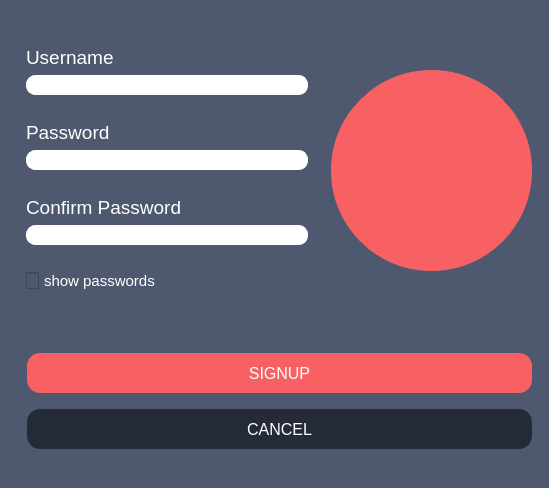
The window that src/client/gui/ui/registration.ui (aleoli/Shared-Editor) describes before a commit, drawn with Qt 5.
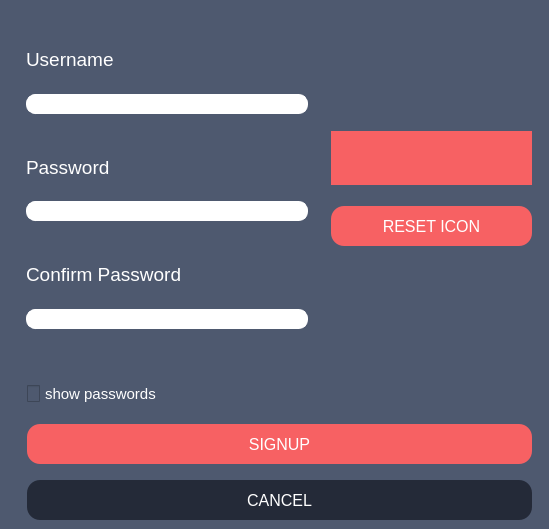
The same window after the commit. Icons and pictures are not drawn.

Commit message: dialog_confirm, tasto resetIcon

Patch:
```diff
--- a/src/client/gui/ui/registration.ui
+++ b/src/client/gui/ui/registration.ui
@@ -7,7 +7,7 @@
     <x>0</x>
     <y>0</y>
     <width>549</width>
-    <height>488</height>
+    <height>529</height>
    </rect>
   </property>
   <property name="windowTitle">
@@ -27,12 +27,248 @@
     <string notr="true">background : #4e596f;</string>
    </property>
    <layout class="QGridLayout" name="gridLayout">
-    <item row="0" column="0">
+    <item row="17" column="2" colspan="2">
+     <layout class="QVBoxLayout" name="buttons">
+      <property name="leftMargin">
+       <number>10</number>
+      </property>
+      <item>
+       <widget class="QPushButton" name="btn_signup">
+        <property name="sizePolicy">
+         <sizepolicy hsizetype="Minimum" vsizetype="Fixed">
+          <horstretch>0</horstretch>
+          <verstretch>0</verstretch>
+         </sizepolicy>
+        </property>
+        <property name="cursor">
+         <cursorShape>PointingHandCursor</cursorShape>
+        </property>
+        <property name="toolTip">
+         <string/>
+        </property>
+        <property name="styleSheet">
+         <string notr="true">QPushButton {
+	background: #f76163;
+    border-width: 1px;
+    border-radius: 13px;
+    border-color: #f76163;
+    font: 12pt;
+    color: white;
+    padding: 10px;
+	margin-left: 0px;
+	margin-right: 0px;
+	margin-top: 15px;
+	margin-bottom: 10px;
+	min-height: 20px;
+}
+
+QPushButton:hover {
+background: qradialgradient(cx:0.3, cy:0.5, radius: 5.5,
+              fx:0.5, fy:0.5, stop:0 #f65964, stop:1 white);
+}
+
+QPushButton:pressed {
+background: qradialgradient(cx:0.7, cy:0.5, radius: 5.5,
+              fx:0.5, fy:0.5, stop:0 #f65964, stop:1 black);
+}
+
+QPushButton:focus {
+   border: none;
+   outline: none;
+}</string>
+        </property>
+        <property name="text">
+         <string>SIGNUP</string>
+        </property>
+       </widget>
+      </item>
+      <item>
+       <widget class="QPushButton" name="btn_cancel">
+        <property name="sizePolicy">
+         <sizepolicy hsizetype="Minimum" vsizetype="Fixed">
+          <horstretch>0</horstretch>
+          <verstretch>0</verstretch>
+         </sizepolicy>
+        </property>
+        <property name="cursor">
+         <cursorShape>PointingHandCursor</cursorShape>
+        </property>
+        <property name="toolTip">
+         <string/>
+        </property>
+        <property name="styleSheet">
+         <string notr="true">QPushButton {
+    background: #242A38;
+    border-width: 1px;
+    border-radius: 13px;
+    border-color: #242A38;
+    font: 12pt;
+	color: white;
+    padding: 10px;
+	margin-left: 0px;
+	margin-right: 0px;
+	margin-top: 0px;
+	min-height: 20px;
+}
+
+QPushButton:hover {
+background: qradialgradient(cx:0.3, cy:0.5, radius: 5.5,
+              fx:0.5, fy:0.5, stop:0 #242A38, stop:1 white);
+}
+
+QPushButton:pressed {
+border-style: inset;
+background: qradialgradient(cx:0.7, cy:0.5, radius: 5.5,
+              fx:0.5, fy:0.5, stop:0 #242A38, stop:1 #000);
+}
+
+QPushButton:focus {
+   border: none;
+   outline: none;
+}</string>
+        </property>
+        <property name="text">
+         <string>CANCEL</string>
+        </property>
+       </widget>
+      </item>
+     </layout>
+    </item>
+    <item row="5" column="3">
+     <widget class="QPushButton" name="btn_changeProfile">
+      <property name="enabled">
+       <bool>true</bool>
+      </property>
+      <property name="minimumSize">
+       <size>
+        <width>0</width>
+        <height>0</height>
+       </size>
+      </property>
+      <property name="maximumSize">
+       <size>
+        <width>201</width>
+        <height>201</height>
+       </size>
+      </property>
+      <property name="sizeIncrement">
+       <size>
+        <width>0</width>
+        <height>0</height>
+       </size>
+      </property>
+      <property name="baseSize">
+       <size>
+        <width>0</width>
+        <height>0</height>
+       </size>
+      </property>
+      <property name="cursor">
+       <cursorShape>PointingHandCursor</cursorShape>
+      </property>
+      <property name="toolTip">
+       <string>edit profile icon</string>
+      </property>
+      <property name="autoFillBackground">
+       <bool>false</bool>
+      </property>
+      <property name="styleSheet">
+       <string notr="true">QPushButton{
+background-color: #f76163;
+border: 1px solid #f76163;
+border-radius: 100px;
+}
+
+QPushButton:hover{
+padding: -1px 1px 1px -1px;
+}
+
+QPushButton:pressed{
+padding: 1px -1px -1px 1px;
+}
+
+QToolTip{
+	background: none;
+	margin-left: 0px;
+	margin-right: 0px;
+}
+
+QPushButton:focus {
+   border: none;
+   outline: none;
+}</string>
+      </property>
+      <property name="text">
+       <string/>
+      </property>
+      <property name="icon">
+       <iconset resource="resources/res.qrc">
+        <normaloff>:/res/profile-pics/default.png</normaloff>:/res/profile-pics/default.png</iconset>
+      </property>
+      <property name="iconSize">
+       <size>
+        <width>200</width>
+        <height>200</height>
+       </size>
+      </property>
+      <property name="autoDefault">
+       <bool>false</bool>
+      </property>
+      <property name="default">
+       <bool>false</bool>
+      </property>
+      <property name="flat">
+       <bool>false</bool>
+      </property>
+     </widget>
+    </item>
+    <item row="6" column="3">
+     <widget class="QPushButton" name="btn_reset">
+      <property name="cursor">
+       <cursorShape>PointingHandCursor</cursorShape>
+      </property>
+      <property name="styleSheet">
+       <string notr="true">QPushButton {
+	background: #f76163;
+    border-width: 1px;
+    border-radius: 13px;
+    border-color: #f76163;
+    font: 12pt;
+    color: white;
+    padding: 10px;
+	margin-left: 0px;
+	margin-right: 0px;
+	margin-top: 15px;
+	margin-bottom: 10px;
+	min-height: 20px;
+}
+
+QPushButton:hover {
+background: qradialgradient(cx:0.3, cy:0.5, radius: 5.5,
+              fx:0.5, fy:0.5, stop:0 #f65964, stop:1 white);
+}
+
+QPushButton:pressed {
+background: qradialgradient(cx:0.7, cy:0.5, radius: 5.5,
+              fx:0.5, fy:0.5, stop:0 #f65964, stop:1 black);
+}
+
+QPushButton:focus {
+   border: none;
+   outline: none;
+}</string>
+      </property>
+      <property name="text">
+       <string>RESET ICON</string>
+      </property>
+     </widget>
+    </item>
+    <item row="3" column="2" rowspan="6">
      <widget class="QFrame" name="frame">
       <property name="maximumSize">
        <size>
         <width>300</width>
-        <height>16777215</height>
+        <height>340</height>
        </size>
       </property>
       <property name="styleSheet">
@@ -159,21 +395,24 @@
          </item>
         </layout>
        </item>
-       <item>
-        <widget class="QCheckBox" name="checkBox_showPwds">
-         <property name="cursor">
-          <cursorShape>PointingHandCursor</cursorShape>
-         </property>
-         <property name="toolTip">
-          <string/>
-         </property>
-         <property name="styleSheet">
-          <string notr="true">QCheckBox {
+      </layout>
+     </widget>
+    </item>
+    <item row="9" column="2">
+     <widget class="QCheckBox" name="checkBox_showPwds">
+      <property name="cursor">
+       <cursorShape>PointingHandCursor</cursorShape>
+      </property>
+      <property name="toolTip">
+       <string/>
+      </property>
+      <property name="styleSheet">
+       <string notr="true">QCheckBox {
     spacing: 5px;
 	font-size: 11pt;
 	color:white;
 	margin-bottom: 0px;
-	margin-left: 0px;
+	margin-left: 10px;
 }
 
 QCheckBox::indicator {
@@ -194,210 +433,12 @@
    outline: none;
 }
 </string>
-         </property>
-         <property name="text">
-          <string>show passwords</string>
-         </property>
-        </widget>
-       </item>
-      </layout>
-     </widget>
-    </item>
-    <item row="0" column="1">
-     <widget class="QPushButton" name="btn_changeProfile">
-      <property name="enabled">
-       <bool>true</bool>
-      </property>
-      <property name="minimumSize">
-       <size>
-        <width>0</width>
-        <height>0</height>
-       </size>
-      </property>
-      <property name="maximumSize">
-       <size>
-        <width>201</width>
-        <height>201</height>
-       </size>
-      </property>
-      <property name="sizeIncrement">
-       <size>
-        <width>0</width>
-        <height>0</height>
-       </size>
-      </property>
-      <property name="baseSize">
-       <size>
-        <width>0</width>
-        <height>0</height>
-       </size>
-      </property>
-      <property name="cursor">
-       <cursorShape>PointingHandCursor</cursorShape>
-      </property>
-      <property name="toolTip">
-       <string>edit profile icon</string>
-      </property>
-      <property name="autoFillBackground">
-       <bool>false</bool>
-      </property>
-      <property name="styleSheet">
-       <string notr="true">QPushButton{
-background-color: #f76163;
-border: 1px solid #f76163;
-border-radius: 100px;
-}
-
-QPushButton:hover{
-padding: -1px 1px 1px -1px;
-}
-
-QPushButton:pressed{
-padding: 1px -1px -1px 1px;
-}
-
-QToolTip{
-	background: none;
-	margin-left: 0px;
-	margin-right: 0px;
-}
-
-QPushButton:focus {
-   border: none;
-   outline: none;
-}</string>
       </property>
       <property name="text">
-       <string/>
-      </property>
-      <property name="icon">
-       <iconset resource="resources/res.qrc">
-        <normaloff>:/res/profile-pics/default.png</normaloff>:/res/profile-pics/default.png</iconset>
-      </property>
-      <property name="iconSize">
-       <size>
-        <width>200</width>
-        <height>200</height>
-       </size>
-      </property>
-      <property name="autoDefault">
-       <bool>false</bool>
-      </property>
-      <property name="default">
-       <bool>false</bool>
-      </property>
-      <property name="flat">
-       <bool>false</bool>
+       <string>show passwords</string>
       </property>
      </widget>
     </item>
-    <item row="1" column="0" colspan="2">
-     <layout class="QVBoxLayout" name="buttons">
-      <property name="leftMargin">
-       <number>10</number>
-      </property>
-      <item>
-       <widget class="QPushButton" name="btn_signup">
-        <property name="sizePolicy">
-         <sizepolicy hsizetype="Minimum" vsizetype="Fixed">
-          <horstretch>0</horstretch>
-          <verstretch>0</verstretch>
-         </sizepolicy>
-        </property>
-        <property name="cursor">
-         <cursorShape>PointingHandCursor</cursorShape>
-        </property>
-        <property name="toolTip">
-         <string/>
-        </property>
-        <property name="styleSheet">
-         <string notr="true">QPushButton {
-	background: #f76163;
-    border-width: 1px;
-    border-radius: 13px;
-    border-color: #f76163;
-    font: 12pt;
-    color: white;
-    padding: 10px;
-	margin-left: 0px;
-	margin-right: 0px;
-	margin-top: 15px;
-	margin-bottom: 10px;
-	min-height: 20px;
-}
-
-QPushButton:hover {
-background: qradialgradient(cx:0.3, cy:0.5, radius: 5.5,
-              fx:0.5, fy:0.5, stop:0 #f65964, stop:1 white);
-}
-
-QPushButton:pressed {
-background: qradialgradient(cx:0.7, cy:0.5, radius: 5.5,
-              fx:0.5, fy:0.5, stop:0 #f65964, stop:1 black);
-}
-
-QPushButton:focus {
-   border: none;
-   outline: none;
-}</string>
-        </property>
-        <property name="text">
-         <string>SIGNUP</string>
-        </property>
-       </widget>
-      </item>
-      <item>
-       <widget class="QPushButton" name="btn_cancel">
-        <property name="sizePolicy">
-         <sizepolicy hsizetype="Minimum" vsizetype="Fixed">
-          <horstretch>0</horstretch>
-          <verstretch>0</verstretch>
-         </sizepolicy>
-        </property>
-        <property name="cursor">
-         <cursorShape>PointingHandCursor</cursorShape>
-        </property>
-        <property name="toolTip">
-         <string/>
-        </property>
-        <property name="styleSheet">
-         <string notr="true">QPushButton {
-    background: #242A38;
-    border-width: 1px;
-    border-radius: 13px;
-    border-color: #242A38;
-    font: 12pt;
-	color: white;
-    padding: 10px;
-	margin-left: 0px;
-	margin-right: 0px;
-	margin-top: 0px;
-	min-height: 20px;
-}
-
-QPushButton:hover {
-background: qradialgradient(cx:0.3, cy:0.5, radius: 5.5,
-              fx:0.5, fy:0.5, stop:0 #242A38, stop:1 white);
-}
-
-QPushButton:pressed {
-border-style: inset;
-background: qradialgradient(cx:0.7, cy:0.5, radius: 5.5,
-              fx:0.5, fy:0.5, stop:0 #242A38, stop:1 #000);
-}
-
-QPushButton:focus {
-   border: none;
-   outline: none;
-}</string>
-        </property>
-        <property name="text">
-         <string>CANCEL</string>
-        </property>
-       </widget>
-      </item>
-     </layout>
-    </item>
    </layout>
   </widget>
  </widget>
```
The commit also changes 3 other files.
